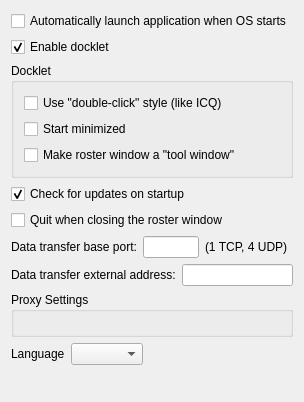
First picture: the form in src/options/opt_application.ui, repository psi-im/psi, before the edit.
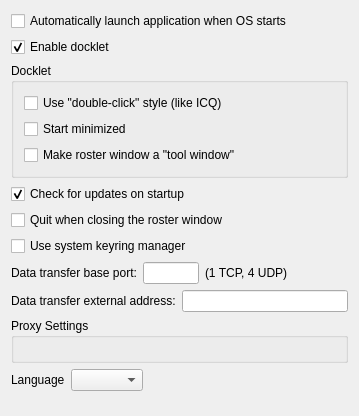
Second picture: the form after the edit.

Commit message: disable keychain for portable Psi. make an ui option for it

```diff
--- a/src/options/opt_application.ui
+++ b/src/options/opt_application.ui
@@ -1,12 +1,12 @@
 <ui version="4.0" >
  <class>OptApplication</class>
- <widget class="QWidget" name="OptApplication" >
-  <property name="geometry" >
+ <widget class="QWidget" name="OptApplication">
+  <property name="geometry">
    <rect>
     <x>0</x>
     <y>0</y>
-    <width>304</width>
-    <height>402</height>
+    <width>359</width>
+    <height>416</height>
    </rect>
   </property>
   <property name="windowTitle" >
@@ -93,7 +93,17 @@
     </widget>
    </item>
    <item>
-    <layout class="QHBoxLayout" >
+    <widget class="QCheckBox" name="ck_useKeychain">
+     <property name="toolTip">
+      <string>Keep accounts' passwords in more secure system keyring manager instead of profile settings.</string>
+     </property>
+     <property name="text">
+      <string>Use system keyring manager</string>
+     </property>
+    </widget>
+   </item>
+   <item>
+    <layout class="QHBoxLayout">
      <item>
       <widget class="QLabel" name="textLabel1" >
        <property name="text" >
@@ -109,18 +119,18 @@
          <height>0</height>
         </size>
        </property>
+       <property name="maximumSize">
+        <size>
+         <width>56</width>
+         <height>32767</height>
+        </size>
+       </property>
        <property name="inputMask">
-        <string>99999; </string>
+        <string>99999</string>
        </property>
        <property name="maxLength">
         <number>5</number>
        </property>
-       <property name="maximumSize" >
-        <size>
-         <width>56</width>
-         <height>32767</height>
-        </size>
-       </property>
       </widget>
      </item>
      <item>
@@ -227,7 +237,7 @@
    </item>
   </layout>
  </widget>
- <layoutdefault spacing="6" margin="11" />
+ <layoutdefault spacing="6" margin="11"/>
  <tabstops>
   <tabstop>ck_docklet</tabstop>
   <tabstop>ck_dockDCstyle</tabstop>
```
Left out of the diff: 97 changed lines with no effect on the pictures. The commit also changes 11 other files.
